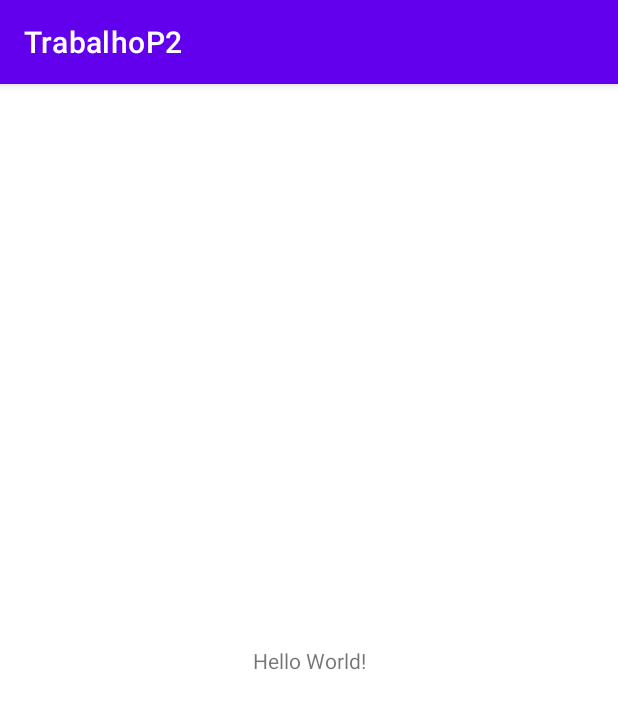
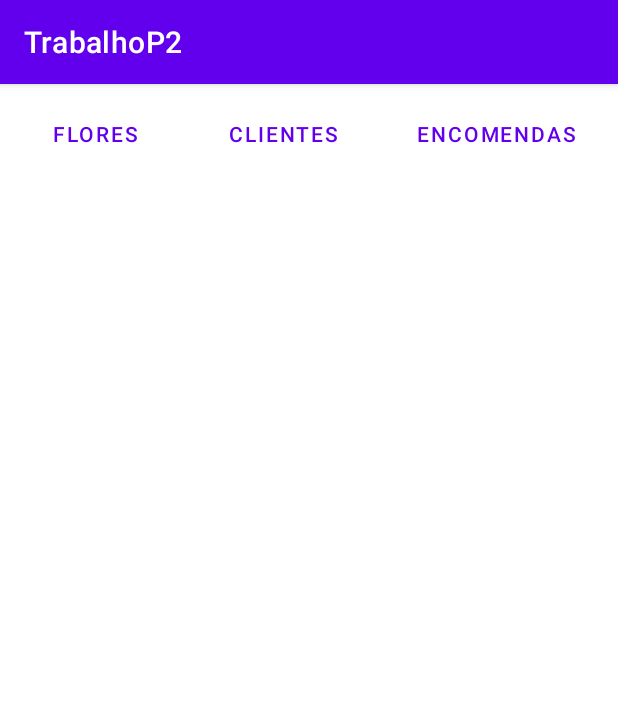
Before and after one commit to LuisLoch/TrabalhoP2, an Android app: the screen it shows after launch (MainActivity), on a phone screen of 412 x 824 dp. Shown: the top 709 px of the screen. Run offline under Robolectric (Android 15) with nearby library versions, the phone set to English and light mode, and no system bars.

Commit message:
layout principal e layout dos fragmentos de tela

```diff
--- /dev/null
+++ b/app/src/main/java/com/example/trabalhop2/activities/MainActivity.java
@@ -0,0 +1,16 @@
+package com.example.trabalhop2.activities;
+
+import androidx.appcompat.app.AppCompatActivity;
+
+import android.os.Bundle;
+
+import com.example.trabalhop2.R;
+
+public class MainActivity extends AppCompatActivity {
+
+    @Override
+    protected void onCreate(Bundle savedInstanceState) {
+        super.onCreate(savedInstanceState);
+        setContentView(R.layout.activity_main);
+    }
+}
--- a/app/src/main/res/layout/activity_main.xml
+++ b/app/src/main/res/layout/activity_main.xml
@@ -4,15 +4,57 @@
     xmlns:tools="http://schemas.android.com/tools"
     android:layout_width="match_parent"
     android:layout_height="match_parent"
-    tools:context=".MainActivity">
+    tools:context=".activities.MainActivity">
 
-    <TextView
-        android:layout_width="wrap_content"
-        android:layout_height="wrap_content"
-        android:text="Hello World!"
-        app:layout_constraintBottom_toBottomOf="parent"
+    <LinearLayout
+        android:id="@+id/idLayoutPrincipal_main"
+        android:layout_width="409dp"
+        android:layout_height="729dp"
+        android:layout_marginStart="1dp"
+        android:layout_marginTop="1dp"
+        android:layout_marginEnd="1dp"
+        android:orientation="vertical"
         app:layout_constraintEnd_toEndOf="parent"
         app:layout_constraintStart_toStartOf="parent"
-        app:layout_constraintTop_toTopOf="parent" />
+        app:layout_constraintTop_toTopOf="parent">
 
+        <LinearLayout
+            android:id="@+id/idLayoutHorizontal_main"
+            android:layout_width="match_parent"
+            android:layout_height="wrap_content"
+            android:orientation="horizontal">
+
+            <Button
+                android:id="@+id/idBtnFlores"
+                android:layout_width="wrap_content"
+                android:layout_height="61dp"
+                android:layout_weight="1"
+                android:text="@string/flores"
+                style="?android:attr/buttonBarButtonStyle" />
+
+            <Button
+                android:id="@+id/idBtnClientes"
+                android:layout_width="wrap_content"
+                android:layout_height="62dp"
+                android:layout_weight="1"
+                android:text="@string/clientes"
+                style="?android:attr/buttonBarButtonStyle" />
+
+            <Button
+                android:id="@+id/idBtnEncomendas"
+                android:layout_width="wrap_content"
+                android:layout_height="63dp"
+                android:layout_weight="1"
+                android:text="@string/encomendas"
+                style="?android:attr/buttonBarButtonStyle" />
+        </LinearLayout>
+
+        <FrameLayout
+            android:id="@+id/idFrame_main"
+            android:layout_width="match_parent"
+            android:layout_height="match_parent">
+
+        </FrameLayout>
+
+    </LinearLayout>
 </androidx.constraintlayout.widget.ConstraintLayout>
```
Also changed, not shown: app/src/main/AndroidManifest.xml (+10 -1 lines), app/src/main/java/com/example/trabalhop2/fragments/FloresFragment.java (added, +16 -0 lines), app/src/main/java/com/example/trabalhop2/fragments/encomendasFragment.java (renamed from app/src/main/java/com/example/trabalhop2/MainActivity.java, +5 -3 lines), app/src/main/java/com/example/trabalhop2/fragments/pessoasFragment.java (added, +16 -0 lines), app/src/main/res/layout/activity_encomendas_fragment.xml (added, +84 -0 lines), app/src/main/res/layout/activity_flores_fragment.xml (added, +72 -0 lines), app/src/main/res/layout/activity_pessoas_fragment.xml (added, +64 -0 lines), app/src/main/res/values/strings.xml (+15 -0 lines).
